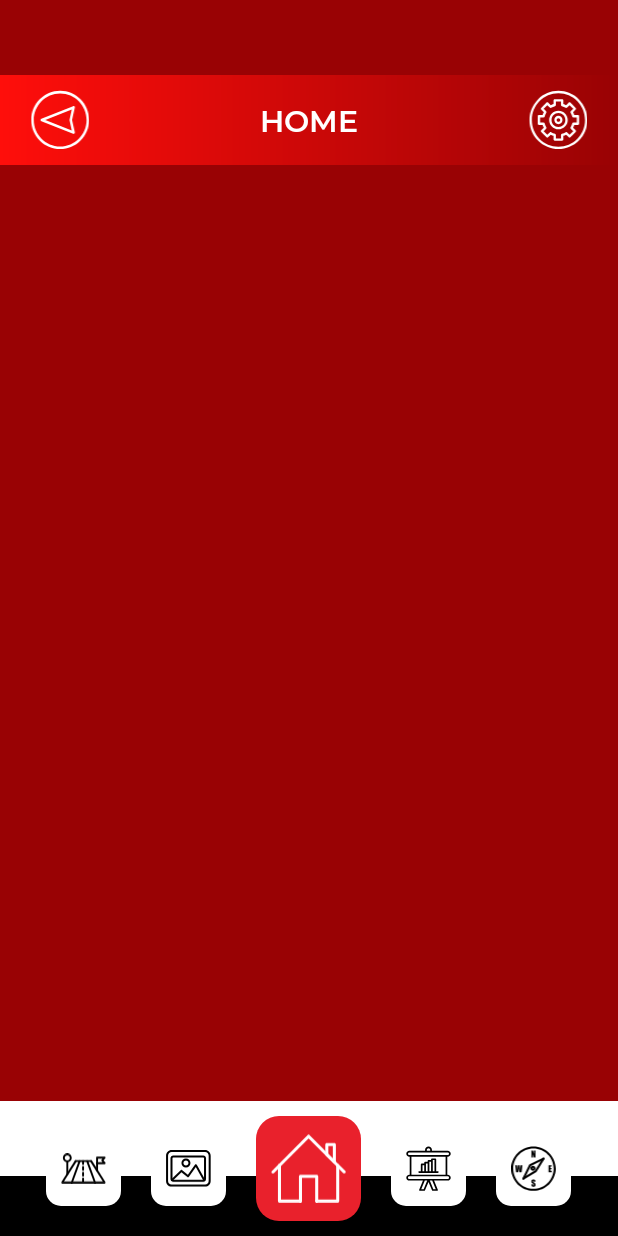
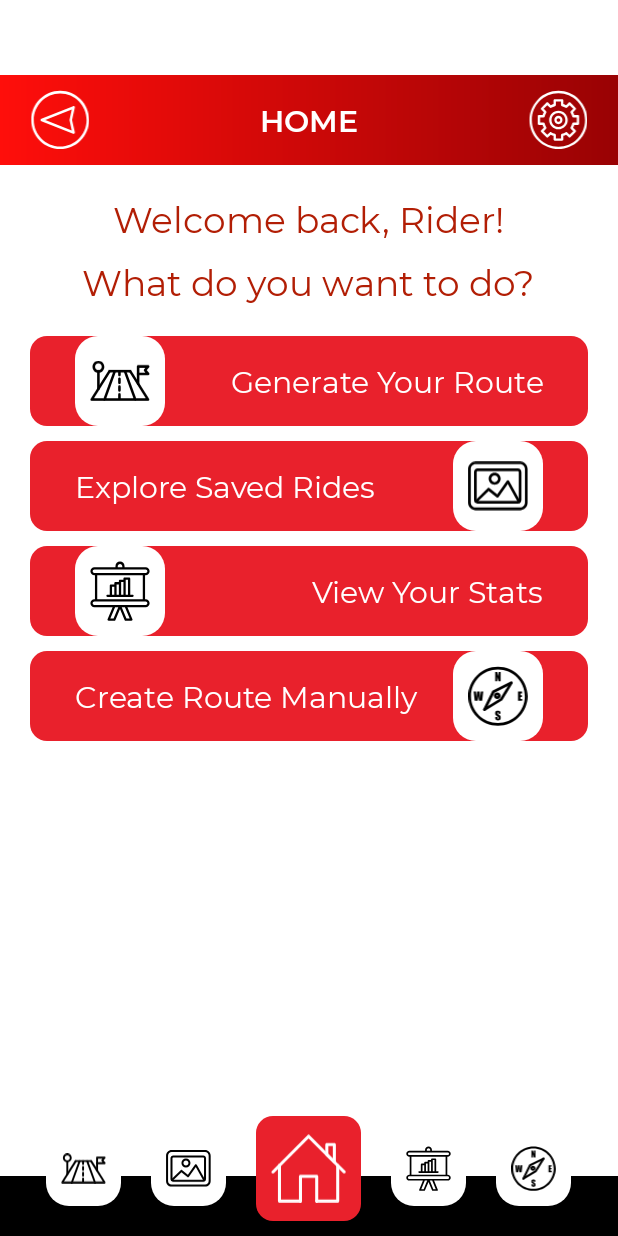
Before and after one commit to AnastasiiiaMazur/1625_Starcasino, an Android app: the HomeFragment screen opened directly, with no data from a screen before it, on a phone screen of 412 x 824 dp. Run offline under Robolectric (Android 15) with nearby library versions, the phone set to English and light mode, and no system bars.

Commit message:
working on home fragment

```diff
--- a/app/src/main/res/drawable/basic_button.xml
+++ b/app/src/main/res/drawable/basic_button.xml
@@ -2,5 +2,5 @@
 <shape xmlns:android="http://schemas.android.com/apk/res/android"
     android:shape="rectangle">
     <solid android:color="@color/button_red"/>
-    <corners android:radius="15dp" />
+    <corners android:radius="11dp" />
 </shape>
--- a/app/src/main/res/drawable/nav_button_back.xml
+++ b/app/src/main/res/drawable/nav_button_back.xml
@@ -2,5 +2,5 @@
 <shape xmlns:android="http://schemas.android.com/apk/res/android"
     android:shape="rectangle">
     <solid android:color="@color/white"/>
-    <corners android:radius="10dp" />
+    <corners android:radius="15dp" />
 </shape>
--- a/app/src/main/res/layout/fragment_home.xml
+++ b/app/src/main/res/layout/fragment_home.xml
@@ -1,7 +1,151 @@
 <?xml version="1.0" encoding="utf-8"?>
-<androidx.constraintlayout.widget.ConstraintLayout xmlns:android="http://schemas.android.com/apk/res/android"
+<LinearLayout xmlns:android="http://schemas.android.com/apk/res/android"
     android:layout_width="match_parent"
     android:layout_height="match_parent"
-    android:background="@color/dark_red">
+    android:orientation="vertical">
 
-</androidx.constraintlayout.widget.ConstraintLayout>
+    <TextView
+        android:layout_width="wrap_content"
+        android:layout_height="wrap_content"
+        android:layout_marginTop="130dp"
+        android:textSize="24sp"
+        android:textColor="@color/text_red"
+        android:text="@string/welcome_message"
+        android:fontFamily="@font/montserrat_regular"
+        android:layout_gravity="center"/>
+
+    <ImageView
+        android:layout_width="match_parent"
+        android:layout_height="wrap_content"/>
+
+    <TextView
+        android:layout_width="wrap_content"
+        android:layout_height="wrap_content"
+        android:layout_marginTop="10dp"
+        android:textSize="24sp"
+        android:textColor="@color/text_red"
+        android:text="@string/welcome_qustions"
+        android:fontFamily="@font/montserrat_regular"
+        android:layout_gravity="center"/>
+
+    <LinearLayout
+        android:id="@+id/newRouteBtn"
+        android:layout_width="match_parent"
+        android:layout_height="wrap_content"
+        android:orientation="horizontal"
+        android:background="@drawable/basic_button"
+        android:layout_marginHorizontal="20dp"
+        android:layout_marginTop="20dp">
+
+        <ImageView
+            android:layout_width="60dp"
+            android:layout_height="60dp"
+            android:padding="10dp"
+            android:src="@drawable/ic_new_route"
+            android:background="@drawable/nav_button_back"
+            android:layout_marginStart="30dp"/>
+
+        <TextView
+            android:layout_width="0dp"
+            android:layout_weight="1"
+            android:layout_height="match_parent"
+            android:gravity="end|center_vertical"
+            android:layout_marginEnd="30dp"
+            android:text="@string/button_1"
+            android:textColor="@color/white"
+            android:textSize="20sp"
+            android:fontFamily="@font/montserrat_regular"/>
+
+    </LinearLayout>
+
+    <LinearLayout
+        android:id="@+id/savedRidesBtn"
+        android:layout_width="match_parent"
+        android:layout_height="wrap_content"
+        android:orientation="horizontal"
+        android:background="@drawable/basic_button"
+        android:layout_marginHorizontal="20dp"
+        android:layout_marginTop="10dp">
+
+        <TextView
+            android:layout_width="0dp"
+            android:layout_weight="1"
+            android:layout_height="match_parent"
+            android:gravity="start|center_vertical"
+            android:layout_marginStart="30dp"
+            android:text="@string/button_2"
+            android:textColor="@color/white"
+            android:textSize="20sp"
+            android:fontFamily="@font/montserrat_regular"/>
+
+        <ImageView
+            android:layout_width="60dp"
+            android:layout_height="60dp"
+            android:padding="10dp"
+            android:src="@drawable/ic_saved_routes"
+            android:background="@drawable/nav_button_back"
+            android:layout_marginEnd="30dp"/>
+
+    </LinearLayout>
+
+    <LinearLayout
+        android:id="@+id/statsBtn"
+        android:layout_width="match_parent"
+        android:layout_height="wrap_content"
+        android:orientation="horizontal"
+        android:background="@drawable/basic_button"
+        android:layout_marginHorizontal="20dp"
+        android:layout_marginTop="10dp">
+
+        <ImageView
+            android:layout_width="60dp"
+            android:layout_height="60dp"
+            android:padding="10dp"
+            android:src="@drawable/ic_stats"
+            android:background="@drawable/nav_button_back"
+            android:layout_marginStart="30dp"/>
+
+        <TextView
+            android:layout_width="0dp"
+            android:layout_weight="1"
+            android:layout_height="match_parent"
+            android:gravity="end|center_vertical"
+            android:layout_marginEnd="30dp"
+            android:text="@string/button_3"
+            android:textColor="@color/white"
+            android:textSize="20sp"
+            android:fontFamily="@font/montserrat_regular"/>
+
+    </LinearLayout>
+
+    <LinearLayout
+        android:id="@+id/manualRouteBtn"
+        android:layout_width="match_parent"
+        android:layout_height="wrap_content"
+        android:orientation="horizontal"
+        android:background="@drawable/basic_button"
+        android:layout_marginHorizontal="20dp"
+        android:layout_marginTop="10dp">
+
+        <TextView
+            android:layout_width="0dp"
+            android:layout_weight="1"
+            android:layout_height="match_parent"
+            android:gravity="start|center_vertical"
+            android:layout_marginStart="30dp"
+            android:text="@string/button_4"
+            android:textColor="@color/white"
+            android:textSize="20sp"
+            android:fontFamily="@font/montserrat_regular"/>
+
+        <ImageView
+            android:layout_width="60dp"
+            android:layout_height="60dp"
+            android:padding="10dp"
+            android:src="@drawable/ic_route_manually"
+            android:background="@drawable/nav_button_back"
+            android:layout_marginEnd="30dp"/>
+
+    </LinearLayout>
+
+</LinearLayout>
```
Also changed, not shown: app/src/main/res/drawable/map_placeholder.png (added).
